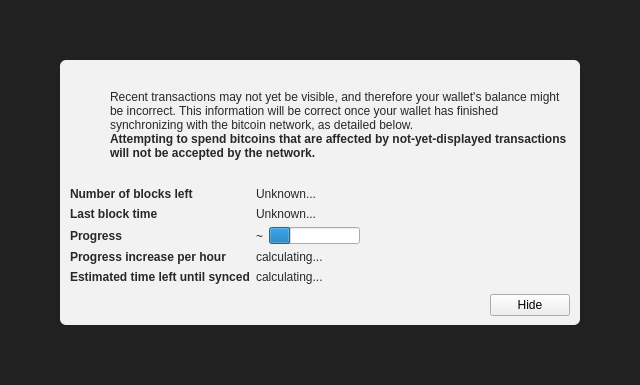
Above: src/qt/forms/modaloverlay.ui from raffermeko/bitcoin before the change. Below: the same form after it.
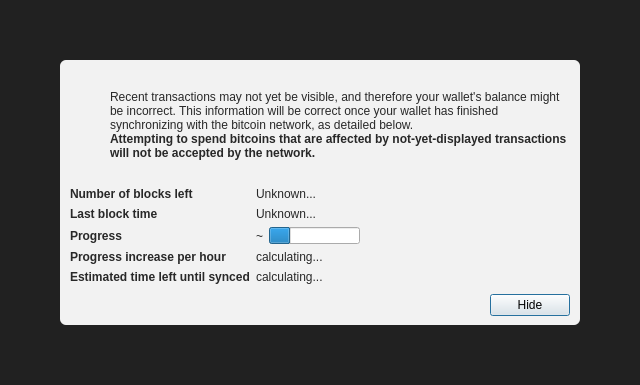
That is the form after the change. Icons and pictures are not drawn. Custom widgets are drawn as their Qt base class.

Commit message: qt: Set modal overlay hide button as default

Diff of the .ui file:
```diff
--- a/src/qt/forms/modaloverlay.ui
+++ b/src/qt/forms/modaloverlay.ui
@@ -351,6 +351,12 @@
              <property name="text">
               <string>Hide</string>
              </property>
+             <property name="focusPolicy">
+              <enum>Qt::StrongFocus</enum>
+             </property>
+             <property name="default">
+              <bool>true</bool>
+             </property>
             </widget>
            </item>
           </layout>
```
